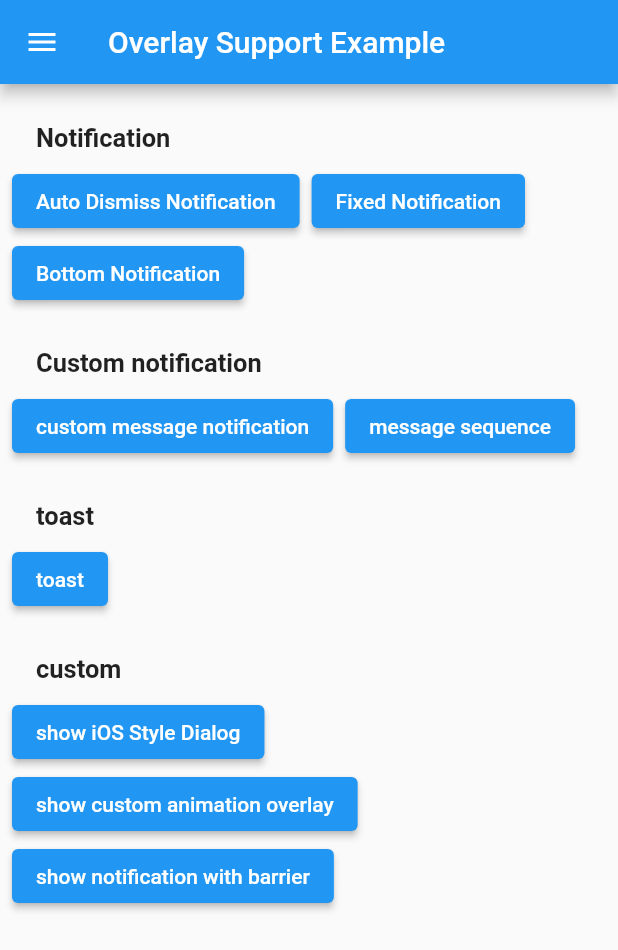
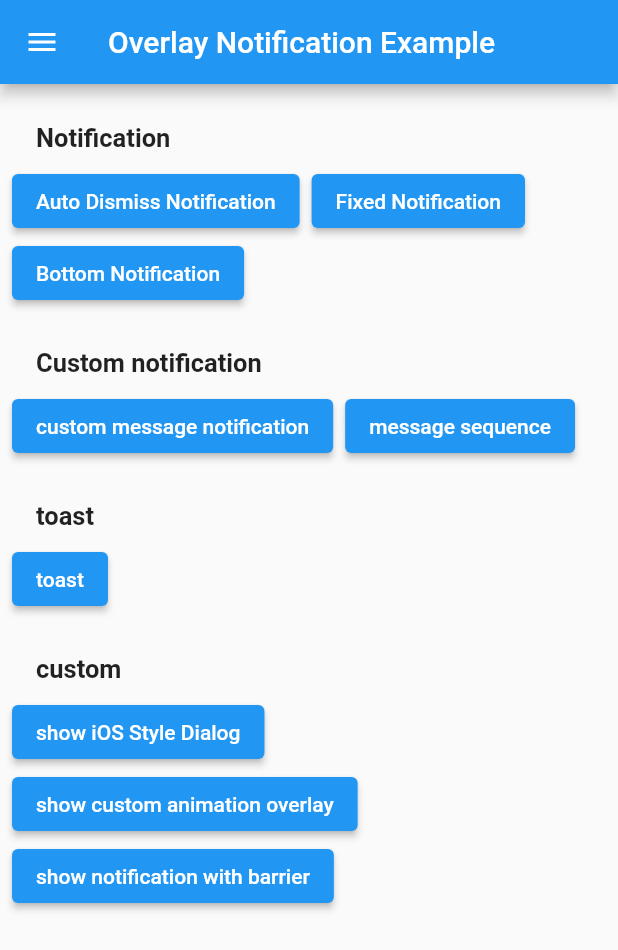
Before and after one commit to mohesu/overlay_notification, a Flutter app: the screen it shows after launch, on a phone screen of 412 x 824 dp. Shown: the top 950 px of the screen. Run offline on Flutter 3.47's test engine with Material 2 defaults, Android fonts, the phone set to English and light mode, and no system bars.

```diff
--- a/example/lib/main.dart
+++ b/example/lib/main.dart
@@ -19,7 +19,7 @@ class MyApp extends StatelessWidget {
   Widget build(BuildContext context) {
     return OverlayNotification.global(
       child: MaterialApp(
-        title: 'Overlay Support Example',
+        title: 'Overlay Notification Example',
         theme: ThemeData(
           primarySwatch: Colors.blue,
         ),
@@ -45,7 +45,7 @@ class _ExampleDrawerState extends State<_ExampleDrawer> {
         child: _NavigationTiles(),
       ),
       appBar: AppBar(
-        title: const Text('Overlay Support Example'),
+        title: const Text('Overlay Notification Example'),
         leading: IconButton(
             icon: AnimatedIcon(
                 icon: AnimatedIcons.menu_arrow,
--- a/pubspec.yaml
+++ b/pubspec.yaml
@@ -1,6 +1,6 @@
 name: overlay_notification
 description: A flutter plugin to show notification on top of the screen. This provide support for overlay, easy to build toast and internal notification.
-version: 0.0.1
+version: 0.0.2
 homepage: https://github.com/mohesu/overlay_notification
 issue_tracker: https://github.com/mohesu/overlay_notification/issues
 
```
Also changed, not shown: example/pubspec.lock, 1 other file.
